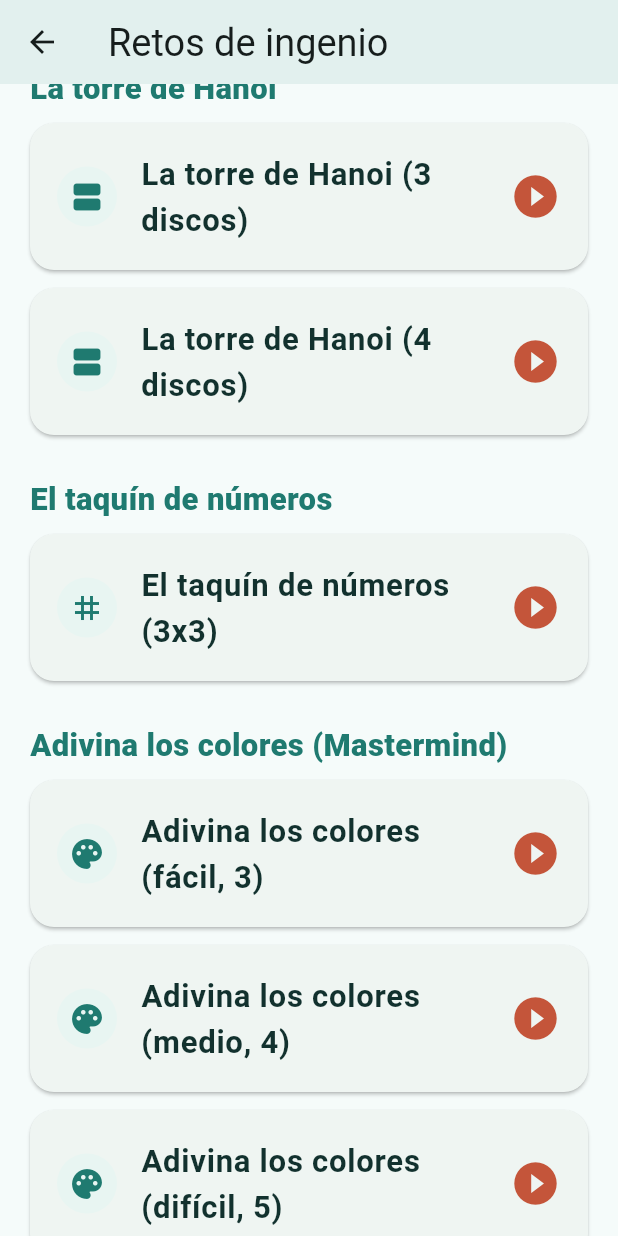
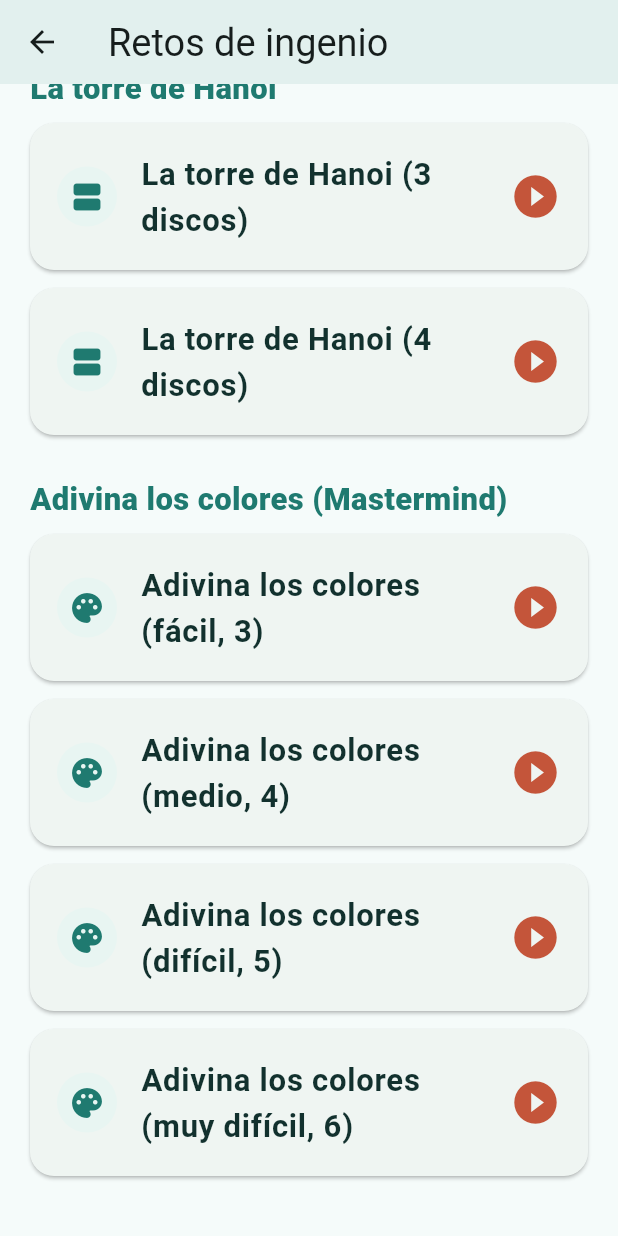
Before and after one commit to Sausf93/Trazo, a Flutter app: the RetosScreen screen opened directly, scrolled down 1242 dp, on a phone screen of 412 x 824 dp. Run offline on Flutter 3.47's test engine with Material 3 defaults, Android fonts, the phone set to English and light mode, and no system bars; our stand-ins replace flutter_svg, flutter_tts, package_info_plus, path_drawing, shared_preferences; accounts and stored records are empty.

Commit message:
retos_screen: quitar el taquín también de la sección de la maestra

```diff
--- a/apps/tablet/lib/screens/retos_screen.dart
+++ b/apps/tablet/lib/screens/retos_screen.dart
@@ -7,7 +7,6 @@ import '../widgets/reto_garrafas_widget.dart';
 import '../widgets/reto_hanoi_widget.dart';
 import '../widgets/reto_mastermind_widget.dart';
 import '../widgets/reto_ranas_widget.dart';
-import '../widgets/reto_taquin_widget.dart';
 
 /// Sección "Retos de ingenio": juegos de lógica interactivos para resolver EN
 /// GRUPO (con papel y lápiz si hace falta). Son actividades MUY especiales, para
@@ -204,22 +203,6 @@ class RetosScreen extends StatelessWidget {
                         discos: 4))),
           ),
           const SizedBox(height: 12),
-          const _Titulo('El taquín de números'),
-          _TarjetaReto(
-            titulo: 'El taquín de números (3x3)',
-            icono: Icons.grid_3x3,
-            onAbrir: () => _abrir(
-                context,
-                'El taquín de números',
-                const RetoTaquinWidget(
-                    reto: RetoTaquin(
-                        titulo: 'El taquín de números',
-                        enunciado:
-                            'Deslizad las fichas para dejar los números en orden, del 1 al 8, '
-                            'con el hueco al final. Se toca una ficha de al lado del hueco.',
-                        lado: 3))),
-          ),
-          const SizedBox(height: 12),
           const _Titulo('Adivina los colores (Mastermind)'),
           for (final nc in const [3, 4, 5, 6])
             _TarjetaReto(
```
